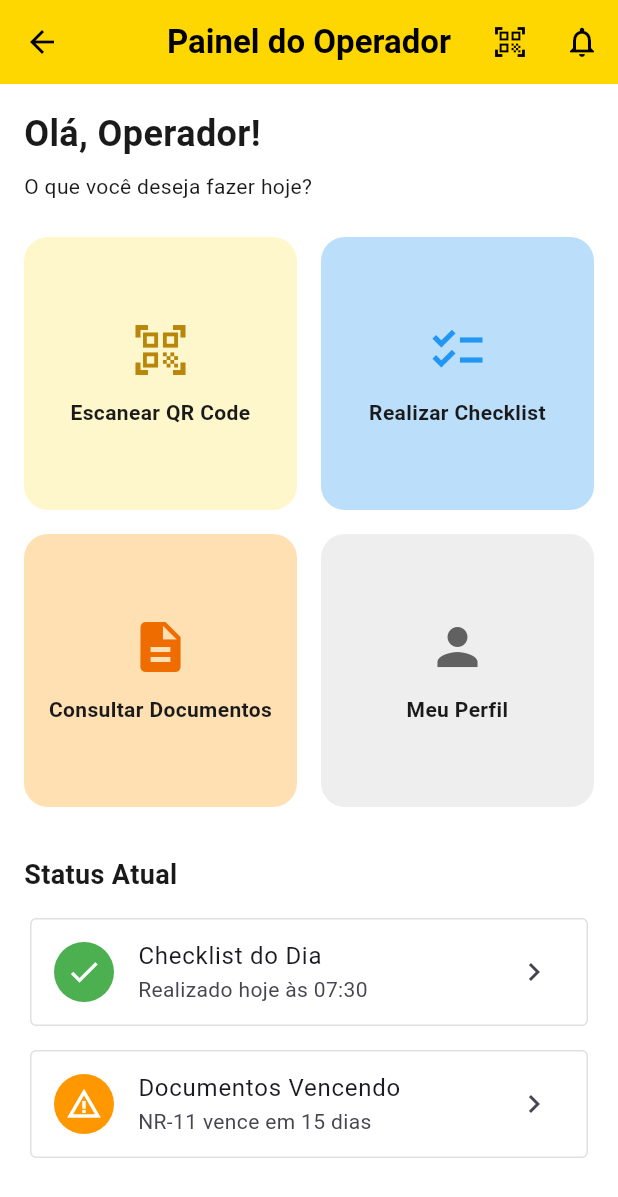
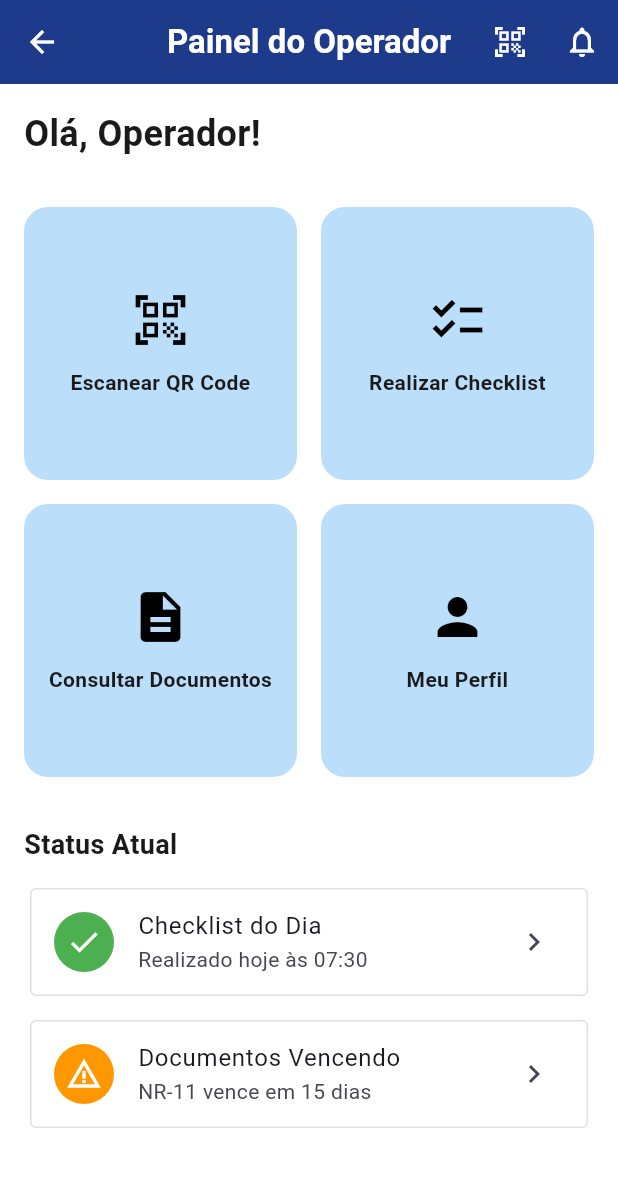
Before and after one commit to kodetechx/ribas-guindastes, a Flutter app: the HomeTab screen opened directly, on a phone screen of 412 x 824 dp. Shown: the top 1197 px of the screen. Run offline on Flutter 3.47's test engine with Material 3 defaults, Android fonts, the phone set to English and light mode, and no system bars; our stand-ins replace flutter_secure_storage, google_fonts, image_picker, signature; missing offline and left inert: mobile_scanner; accounts and stored records are empty; project files that could hold a hidden picture were left out.

Commit message:
feat: change home buttons colors

```diff
--- a/mobile/lib/screens/dashboard/home_tab.dart
+++ b/mobile/lib/screens/dashboard/home_tab.dart
@@ -88,8 +88,8 @@ class HomeTab extends StatelessWidget {
     return Scaffold(
       appBar: AppBar(
         title: const Text('Painel do Operador'),
-        backgroundColor: const Color(0xFFFFD700),
-        foregroundColor: Colors.black,
+        backgroundColor: const Color(0xFF1E3A8A),
+        foregroundColor: Colors.white,
         actions: [
           IconButton(
             icon: const Icon(Icons.qr_code_scanner),
@@ -111,7 +111,6 @@ class HomeTab extends StatelessWidget {
               style: const TextStyle(fontSize: 24, fontWeight: FontWeight.bold),
             ),
             const SizedBox(height: 8),
-            const Text('O que você deseja fazer hoje?'),
             const SizedBox(height: 24),
             GridView.count(
               shrinkWrap: true,
@@ -124,8 +123,8 @@ class HomeTab extends StatelessWidget {
                   context,
                   'Escanear QR Code',
                   Icons.qr_code_scanner,
-                  const Color(0xFFFFD700).withOpacity(0.2),
-                  const Color(0xFFB8860B),
+                  Colors.blue.shade100,
+                  const Color.fromARGB(255, 0, 0, 0),
                   () => _scanQrCode(context),
                 ),
                 _buildQuickAction(
@@ -133,7 +132,7 @@ class HomeTab extends StatelessWidget {
                   'Realizar Checklist',
                   Icons.checklist,
                   Colors.blue.shade100,
-                  Colors.blue,
+                  Colors.black,
                   () {
                     Navigator.of(context).push(
                       MaterialPageRoute(builder: (context) => const ChecklistScreen()),
@@ -144,8 +143,8 @@ class HomeTab extends StatelessWidget {
                   context,
                   'Consultar Documentos',
                   Icons.description,
-                  Colors.orange.shade100,
-                  Colors.orange.shade800,
+                  Colors.blue.shade100,
+                  Colors.black,
                   () {
                     Navigator.of(context).push(
                       MaterialPageRoute(builder: (context) => const DocumentsListScreen()),
@@ -156,8 +155,8 @@ class HomeTab extends StatelessWidget {
                   context,
                   'Meu Perfil',
                   Icons.person,
-                  Colors.grey.shade200,
-                  Colors.grey.shade700,
+                  Colors.blue.shade100,
+                  Colors.black,
                   () {
                     // Profile is in the bottom bar, but we can also navigate here
                   },
```
